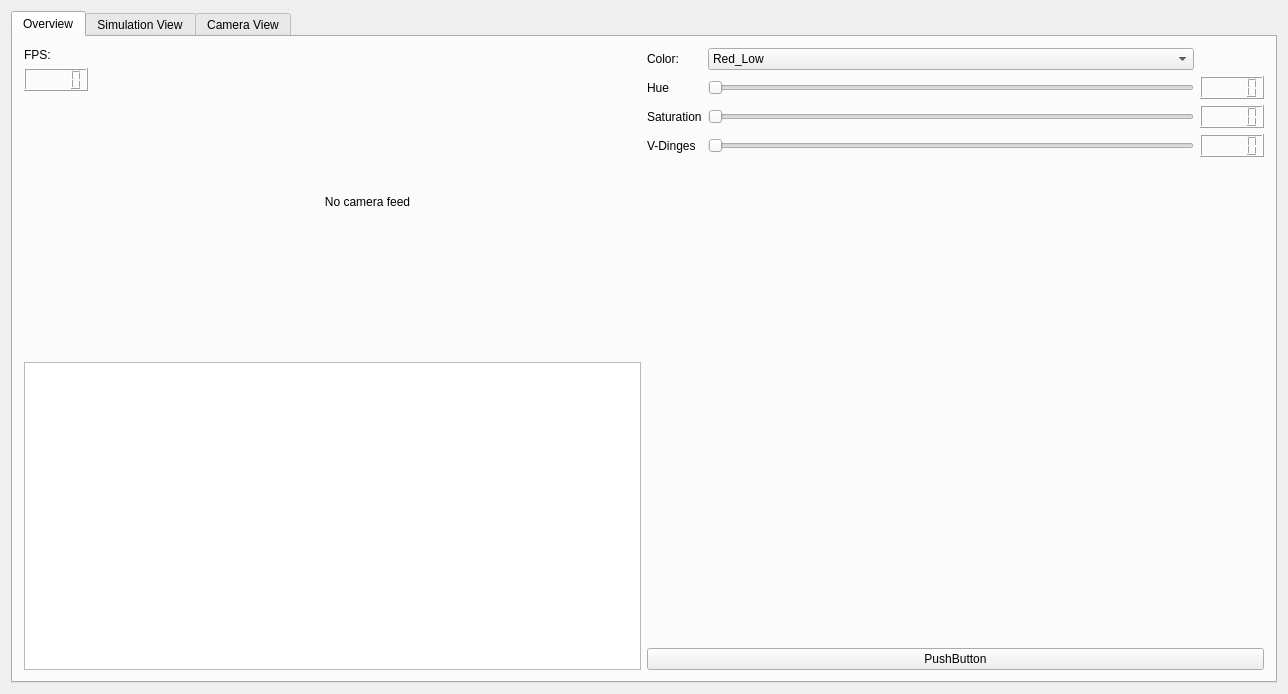
Above: Server-application/user_interface/mainwindow.ui from RemcoMusic/Server-application before the change. Below: the same form after it.
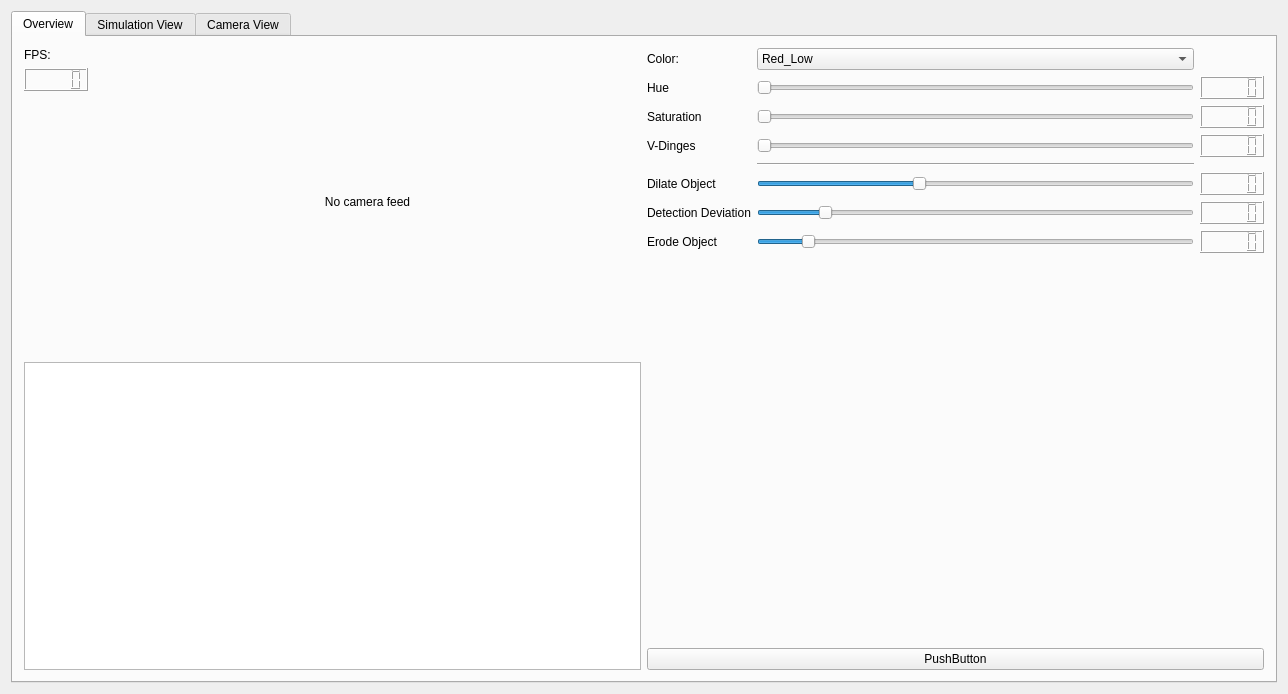
That is the form after the change.

Commit message: more sliders for object detection

```diff
--- a/Server-application/user_interface/mainwindow.ui
+++ b/Server-application/user_interface/mainwindow.ui
@@ -86,6 +86,13 @@
          <layout class="QVBoxLayout" name="verticalLayout_3">
           <item>
            <layout class="QGridLayout" name="gridLayout">
+            <item row="7" column="0">
+             <widget class="QLabel" name="label_6">
+              <property name="text">
+               <string>Erode Object</string>
+              </property>
+             </widget>
+            </item>
             <item row="3" column="0">
              <widget class="QLabel" name="label_5">
               <property name="text">
@@ -93,23 +100,6 @@
               </property>
              </widget>
             </item>
-            <item row="0" column="0">
-             <widget class="QLabel" name="label_2">
-              <property name="text">
-               <string>Color:</string>
-              </property>
-             </widget>
-            </item>
-            <item row="2" column="2">
-             <widget class="QSlider" name="sliderSaturation">
-              <property name="maximum">
-               <number>255</number>
-              </property>
-              <property name="orientation">
-               <enum>Qt::Horizontal</enum>
-              </property>
-             </widget>
-            </item>
             <item row="0" column="2">
              <widget class="QComboBox" name="colorComboBox">
               <property name="sizePolicy">
@@ -150,10 +140,16 @@
               </item>
              </widget>
             </item>
-            <item row="1" column="0">
-             <widget class="QLabel" name="label_3">
-              <property name="text">
-               <string>Hue</string>
+            <item row="3" column="3">
+             <widget class="QLCDNumber" name="lcdNumberVDinges"/>
+            </item>
+            <item row="2" column="2">
+             <widget class="QSlider" name="sliderSaturation">
+              <property name="maximum">
+               <number>255</number>
+              </property>
+              <property name="orientation">
+               <enum>Qt::Horizontal</enum>
               </property>
              </widget>
             </item>
@@ -167,6 +163,13 @@
               </property>
              </widget>
             </item>
+            <item row="5" column="0">
+             <widget class="QLabel" name="label_7">
+              <property name="text">
+               <string>Dilate Object</string>
+              </property>
+             </widget>
+            </item>
             <item row="2" column="0">
              <widget class="QLabel" name="label_4">
               <property name="text">
@@ -174,6 +177,20 @@
               </property>
              </widget>
             </item>
+            <item row="1" column="0">
+             <widget class="QLabel" name="label_3">
+              <property name="text">
+               <string>Hue</string>
+              </property>
+             </widget>
+            </item>
+            <item row="0" column="0">
+             <widget class="QLabel" name="label_2">
+              <property name="text">
+               <string>Color:</string>
+              </property>
+             </widget>
+            </item>
             <item row="1" column="2">
              <widget class="QSlider" name="sliderHue">
               <property name="maximum">
@@ -184,14 +201,82 @@
               </property>
              </widget>
             </item>
-            <item row="1" column="3">
-             <widget class="QLCDNumber" name="lcdNumberHue"/>
+            <item row="4" column="2">
+             <widget class="Line" name="line">
+              <property name="orientation">
+               <enum>Qt::Horizontal</enum>
+              </property>
+             </widget>
             </item>
             <item row="2" column="3">
              <widget class="QLCDNumber" name="lcdNumberSaturation"/>
             </item>
-            <item row="3" column="3">
-             <widget class="QLCDNumber" name="lcdNumberVDinges"/>
+            <item row="1" column="3">
+             <widget class="QLCDNumber" name="lcdNumberHue"/>
+            </item>
+            <item row="6" column="0">
+             <widget class="QLabel" name="sli">
+              <property name="text">
+               <string>Detection Deviation</string>
+              </property>
+             </widget>
+            </item>
+            <item row="5" column="2">
+             <widget class="QSlider" name="sliderDilate">
+              <property name="minimum">
+               <number>1</number>
+              </property>
+              <property name="maximum">
+               <number>20</number>
+              </property>
+              <property name="value">
+               <number>8</number>
+              </property>
+              <property name="orientation">
+               <enum>Qt::Horizontal</enum>
+              </property>
+             </widget>
+            </item>
+            <item row="6" column="2">
+             <widget class="QSlider" name="sliderDeviation">
+              <property name="minimum">
+               <number>1</number>
+              </property>
+              <property name="maximum">
+               <number>200</number>
+              </property>
+              <property name="value">
+               <number>30</number>
+              </property>
+              <property name="orientation">
+               <enum>Qt::Horizontal</enum>
+              </property>
+             </widget>
+            </item>
+            <item row="7" column="2">
+             <widget class="QSlider" name="sliderErode">
+              <property name="minimum">
+               <number>1</number>
+              </property>
+              <property name="maximum">
+               <number>20</number>
+              </property>
+              <property name="value">
+               <number>3</number>
+              </property>
+              <property name="orientation">
+               <enum>Qt::Horizontal</enum>
+              </property>
+             </widget>
+            </item>
+            <item row="5" column="3">
+             <widget class="QLCDNumber" name="lcdNumberDilate"/>
+            </item>
+            <item row="6" column="3">
+             <widget class="QLCDNumber" name="lcdNumberDeviation"/>
+            </item>
+            <item row="7" column="3">
+             <widget class="QLCDNumber" name="lcdNumberErode"/>
             </item>
            </layout>
           </item>
```
Left out of the diff: 51 changed lines with no effect on the pictures. The commit also changes 4 other files.
